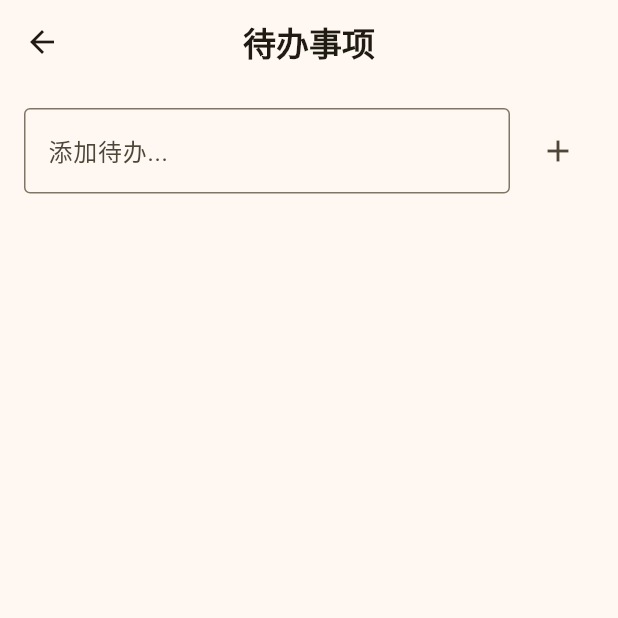
After one commit to s906903912/jinbeibei-robot, a Flutter app: the TodoScreen screen opened by its route, after a tap on the "add" icon, on a phone screen of 412 x 824 dp, the top half of it. The commit adds this screen. Run offline on Flutter 3.47's test engine with Material 3 defaults, Android fonts, the phone set to English and light mode, and no system bars; our stand-ins replace hive, speech_to_text; accounts and stored records are empty; network calls fail; Roboto replaces fonts that are missing (MiSans).

Commit message:
feat: 添加天气和待办事项功能

```diff
--- a/app/lib/config/routes.dart
+++ b/app/lib/config/routes.dart
@@ -4,6 +4,8 @@ import '../screens/chat/chat_screen.dart';
 import '../screens/alarm/alarm_screen.dart';
 import '../screens/settings/settings_screen.dart';
 import '../screens/device/device_pairing_screen.dart';
+import '../screens/weather/weather_screen.dart';
+import '../screens/todo/todo_screen.dart';
 
 /// 路由配置
 class Routes {
@@ -13,6 +15,8 @@ class Routes {
   static const String alarm = '/alarm';
   static const String settings = '/settings';
   static const String devicePairing = '/device-pairing';
+  static const String weather = '/weather';
+  static const String todo = '/todo';
 
   /// 生成路由
   static Route<dynamic> generateRoute(RouteSettings settings) {
@@ -39,8 +43,14 @@ class Routes {
       case Routes.settings:
         return MaterialPageRoute(builder: (_) => const SettingsScreen());
 
-      case '/device-pairing':
+      case Routes.devicePairing:
         return MaterialPageRoute(builder: (_) => const DevicePairingScreen());
+
+      case Routes.weather:
+        return MaterialPageRoute(builder: (_) => const WeatherScreen());
+
+      case Routes.todo:
+        return MaterialPageRoute(builder: (_) => const TodoScreen());
 
       default:
         return MaterialPageRoute(
--- /dev/null
+++ b/app/lib/screens/todo/todo_screen.dart
@@ -0,0 +1,96 @@
+import 'package:flutter/material.dart';
+import '../../services/todo_service.dart';
+
+class TodoScreen extends StatefulWidget {
+  const TodoScreen({super.key});
+
+  @override
+  State<TodoScreen> createState() => _TodoScreenState();
+}
+
+class _TodoScreenState extends State<TodoScreen> {
+  List<Map<String, dynamic>> _todos = [];
+  final _controller = TextEditingController();
+
+  @override
+  void initState() {
+    super.initState();
+    _loadTodos();
+  }
+
+  Future<void> _loadTodos() async {
+    final todos = await TodoService.getTodos();
+    setState(() => _todos = todos);
+  }
+
+  Future<void> _addTodo() async {
+    if (_controller.text.isEmpty) return;
+    await TodoService.addTodo(_controller.text);
+    _controller.clear();
+    _loadTodos();
+  }
+
+  @override
+  Widget build(BuildContext context) {
+    return Scaffold(
+      appBar: AppBar(title: const Text('待办事项')),
+      body: Column(
+        children: [
+          Padding(
+            padding: const EdgeInsets.all(16),
+            child: Row(
+              children: [
+                Expanded(
+                  child: TextField(
+                    controller: _controller,
+                    decoration: const InputDecoration(
+                      hintText: '添加待办...',
+                      border: OutlineInputBorder(),
+                    ),
+                  ),
+                ),
+                const SizedBox(width: 8),
+                IconButton(
+                  icon: const Icon(Icons.add),
+                  onPressed: _addTodo,
+                ),
+              ],
+            ),
+          ),
+          Expanded(
+            child: ListView.builder(
+              itemCount: _todos.length,
+              itemBuilder: (context, index) {
+                final todo = _todos[index];
+                return ListTile(
+                  leading: Checkbox(
+                    value: todo['completed'],
+                    onChanged: (_) async {
+                      await TodoService.completeTodo(todo['id']);
+                      _loadTodos();
+                    },
+                  ),
+                  title: Text(
+                    todo['title'],
+                    style: TextStyle(
+                      decoration: todo['completed']
+                          ? TextDecoration.lineThrough
+                          : null,
+                    ),
+                  ),
+                  trailing: IconButton(
+                    icon: const Icon(Icons.delete),
+                    onPressed: () async {
+                      await TodoService.deleteTodo(todo['id']);
+                      _loadTodos();
+                    },
+                  ),
+                );
+              },
+            ),
+          ),
+        ],
+      ),
+    );
+  }
+}
```
Also changed, not shown: app/lib/screens/weather/weather_screen.dart (added, +90 -0 lines), app/lib/services/todo_service.dart (added, +42 -0 lines), app/lib/services/weather_service.dart (added, +45 -0 lines).
